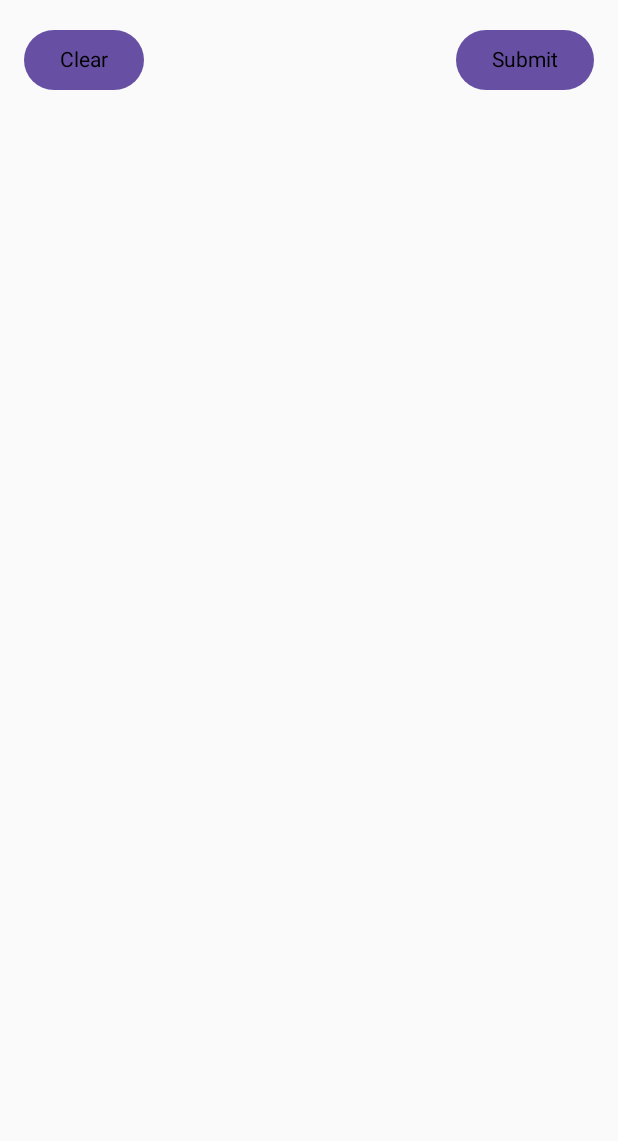
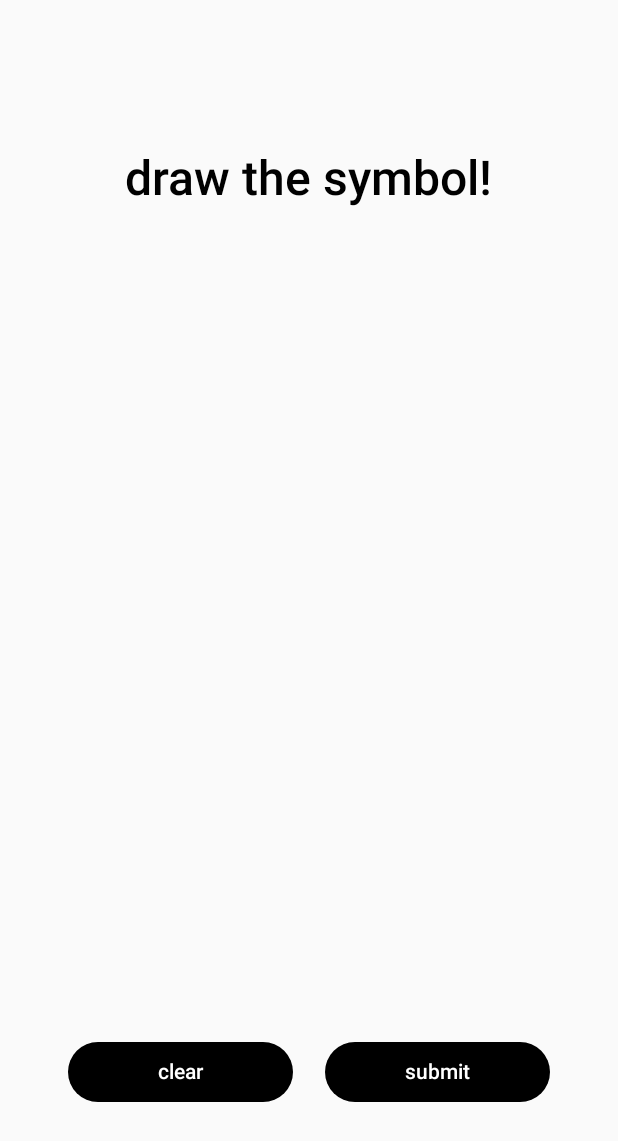
Before and after one commit to mazenhussain/Symbalyze, an Android app built with Jetpack Compose: the screen it shows after launch (MainActivity), on a phone screen of 412 x 824 dp. Shown: the top 1141 px of the screen. Run offline under Robolectric (Android 15) with nearby library versions, the phone set to English and light mode, and no system bars.

Commit message:
improve ui visual

```diff
--- a/frontend/app/src/main/java/com/g5/symbalyze/ui/screens/DrawInput.kt
+++ b/frontend/app/src/main/java/com/g5/symbalyze/ui/screens/DrawInput.kt
@@ -3,39 +3,55 @@ package com.g5.symbalyze.ui.screens
 import androidx.compose.foundation.Canvas
 import androidx.compose.foundation.gestures.detectDragGestures
 import androidx.compose.foundation.layout.Arrangement
+import androidx.compose.foundation.layout.Column
 import androidx.compose.foundation.layout.Row
+import androidx.compose.foundation.layout.fillMaxHeight
 import androidx.compose.foundation.layout.fillMaxSize
 import androidx.compose.foundation.layout.fillMaxWidth
+import androidx.compose.foundation.layout.offset
 import androidx.compose.foundation.layout.padding
+import androidx.compose.foundation.layout.width
 import androidx.compose.foundation.text.BasicText
 import androidx.compose.material3.Button
+import androidx.compose.material3.ButtonDefaults
 import androidx.compose.runtime.*
 import androidx.compose.ui.Modifier
 import androidx.compose.ui.geometry.Offset
 import androidx.compose.ui.graphics.Color
 import androidx.compose.ui.input.pointer.pointerInput
+import androidx.compose.ui.text.TextStyle
 import androidx.compose.ui.unit.Dp
 import androidx.compose.ui.unit.dp
+import androidx.compose.material3.Text
+import androidx.compose.ui.Alignment
+import androidx.compose.ui.text.font.FontWeight
+import androidx.compose.ui.unit.sp
 
 data class Line(
-    val start: Offset,
-    val end: Offset,
-    val color: Color = Color.Black,
-    val strokeWidth: Dp = 5.dp
+    val start: Offset, val end: Offset, val color: Color = Color.Black, val strokeWidth: Dp = 5.dp
 )
 
 @Composable
 fun DrawInput() {
     val lines = remember { mutableStateListOf<Line>() }
 
+    Column(modifier = Modifier.fillMaxSize()) {
+        Text(
+            text = "draw the symbol!", style = TextStyle(
+                fontSize = 32.sp, color = Color.Black, fontWeight = FontWeight.SemiBold
+            ), modifier = Modifier
+                .align(Alignment.CenterHorizontally)
+                .offset(y = 100.dp)
+        )
+
         Canvas(modifier = Modifier
-        .fillMaxSize()
+            .fillMaxWidth()
+            .fillMaxHeight(0.8f)
             .pointerInput(Unit) {
                 detectDragGestures { change, dragAmount ->
                     change.consume()
                     val line = Line(
-                    start = change.position - dragAmount,
-                    end = change.position
+                        start = change.position - dragAmount, end = change.position
                     )
                     lines.add(line)
                 }
@@ -53,19 +69,38 @@ fun DrawInput() {
         Row(
             modifier = Modifier
                 .fillMaxWidth()
-            .padding(16.dp),
-        horizontalArrangement = Arrangement.SpaceBetween
+                .padding(24.dp),
+            horizontalArrangement = Arrangement.SpaceEvenly
         ) {
-        Button(onClick = {
+            Button(
+                onClick = {
                     lines.clear()
-        }) {
-            BasicText("Clear")
+                },
+                modifier = Modifier.width(150.dp),
+                colors = ButtonDefaults.buttonColors(
+                    containerColor = Color.Black
+                )
+            ) {
+                BasicText(
+                    "clear",
+                    style = TextStyle(color = Color.White, fontWeight = FontWeight.SemiBold)
+                )
             }
 
-        Button(onClick = {
+            Button(
+                onClick = {
                     println("Submitted drawing: $lines") // TODO - connect to backend
-        }) {
-            BasicText("Submit")
+                },
+                modifier = Modifier.width(150.dp),
+                colors = ButtonDefaults.buttonColors(
+                    containerColor = Color.Black
+                )
+            ) {
+                BasicText(
+                    "submit",
+                    style = TextStyle(color = Color.White, fontWeight = FontWeight.SemiBold)
+                )
             }
         }
     }
+}
```
Lines whose indentation alone changed are shown as unchanged.
